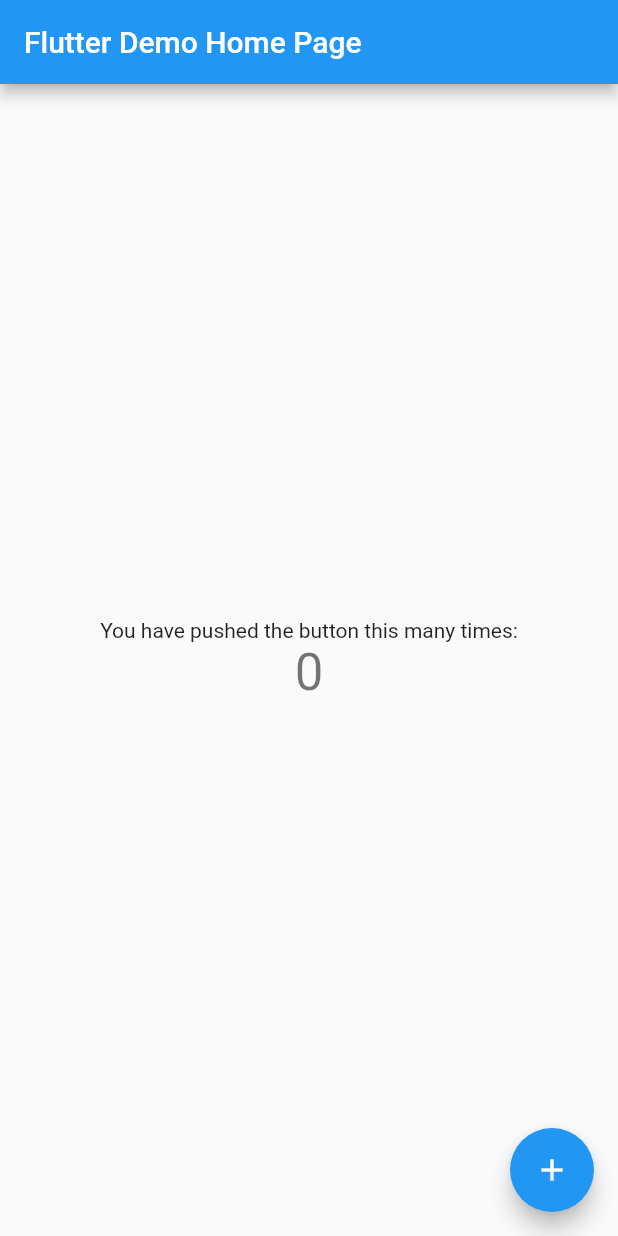
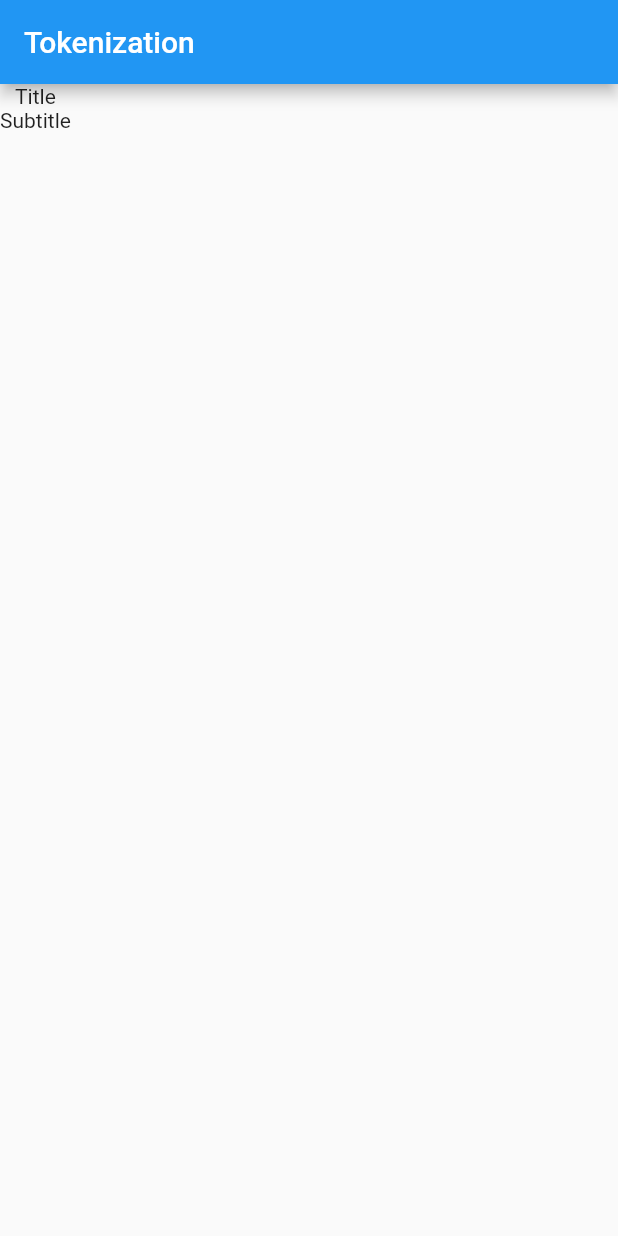
Before and after one commit to hbedford/Figmatokenization, a Flutter app: the screen it shows after launch, on a phone screen of 412 x 824 dp. Run offline on Flutter 3.47's test engine with Material 2 defaults, Android fonts, the light colour scheme and no system bars.

Commit message:
organization of project

```diff
--- a/lib/main.dart
+++ b/lib/main.dart
@@ -1,115 +1,4 @@
-import 'package:flutter/material.dart';
+import 'package:figmatokenization/src/app.dart';
+import 'package:flutter/cupertino.dart';
 
-void main() {
-  runApp(const MyApp());
-}
-
-class MyApp extends StatelessWidget {
-  const MyApp({Key? key}) : super(key: key);
-
-  // This widget is the root of your application.
-  @override
-  Widget build(BuildContext context) {
-    return MaterialApp(
-      title: 'Flutter Demo',
-      theme: ThemeData(
-        // This is the theme of your application.
-        //
-        // Try running your application with "flutter run". You'll see the
-        // application has a blue toolbar. Then, without quitting the app, try
-        // changing the primarySwatch below to Colors.green and then invoke
-        // "hot reload" (press "r" in the console where you ran "flutter run",
-        // or simply save your changes to "hot reload" in a Flutter IDE).
-        // Notice that the counter didn't reset back to zero; the application
-        // is not restarted.
-        primarySwatch: Colors.blue,
-      ),
-      home: const MyHomePage(title: 'Flutter Demo Home Page'),
-    );
-  }
-}
-
-class MyHomePage extends StatefulWidget {
-  const MyHomePage({Key? key, required this.title}) : super(key: key);
-
-  // This widget is the home page of your application. It is stateful, meaning
-  // that it has a State object (defined below) that contains fields that affect
-  // how it looks.
-
-  // This class is the configuration for the state. It holds the values (in this
-  // case the title) provided by the parent (in this case the App widget) and
-  // used by the build method of the State. Fields in a Widget subclass are
-  // always marked "final".
-
-  final String title;
-
-  @override
-  State<MyHomePage> createState() => _MyHomePageState();
-}
-
-class _MyHomePageState extends State<MyHomePage> {
-  int _counter = 0;
-
-  void _incrementCounter() {
-    setState(() {
-      // This call to setState tells the Flutter framework that something has
-      // changed in this State, which causes it to rerun the build method below
-      // so that the display can reflect the updated values. If we changed
-      // _counter without calling setState(), then the build method would not be
-      // called again, and so nothing would appear to happen.
-      _counter++;
-    });
-  }
-
-  @override
-  Widget build(BuildContext context) {
-    // This method is rerun every time setState is called, for instance as done
-    // by the _incrementCounter method above.
-    //
-    // The Flutter framework has been optimized to make rerunning build methods
-    // fast, so that you can just rebuild anything that needs updating rather
-    // than having to individually change instances of widgets.
-    return Scaffold(
-      appBar: AppBar(
-        // Here we take the value from the MyHomePage object that was created by
-        // the App.build method, and use it to set our appbar title.
-        title: Text(widget.title),
-      ),
-      body: Center(
-        // Center is a layout widget. It takes a single child and positions it
-        // in the middle of the parent.
-        child: Column(
-          // Column is also a layout widget. It takes a list of children and
-          // arranges them vertically. By default, it sizes itself to fit its
-          // children horizontally, and tries to be as tall as its parent.
-          //
-          // Invoke "debug painting" (press "p" in the console, choose the
-          // "Toggle Debug Paint" action from the Flutter Inspector in Android
-          // Studio, or the "Toggle Debug Paint" command in Visual Studio Code)
-          // to see the wireframe for each widget.
-          //
-          // Column has various properties to control how it sizes itself and
-          // how it positions its children. Here we use mainAxisAlignment to
-          // center the children vertically; the main axis here is the vertical
-          // axis because Columns are vertical (the cross axis would be
-          // horizontal).
-          mainAxisAlignment: MainAxisAlignment.center,
-          children: <Widget>[
-            const Text(
-              'You have pushed the button this many times:',
-            ),
-            Text(
-              '$_counter',
-              style: Theme.of(context).textTheme.headline4,
-            ),
-          ],
-        ),
-      ),
-      floatingActionButton: FloatingActionButton(
-        onPressed: _incrementCounter,
-        tooltip: 'Increment',
-        child: const Icon(Icons.add),
-      ), // This trailing comma makes auto-formatting nicer for build methods.
-    );
-  }
-}
+void main() => runApp(const App());
--- /dev/null
+++ b/lib/src/app.dart
@@ -0,0 +1,16 @@
+import 'package:figmatokenization/src/screens/home_screen.dart';
+import 'package:flutter/material.dart';
+
+class App extends StatelessWidget {
+  const App({Key? key}) : super(key: key);
+
+  @override
+  Widget build(BuildContext context) {
+    return MaterialApp(
+      initialRoute: '/home',
+      routes: {
+        '/home': (context) => const HomeScreen(),
+      },
+    );
+  }
+}
--- /dev/null
+++ b/lib/src/screens/home_screen.dart
@@ -0,0 +1,20 @@
+import 'package:flutter/material.dart';
+
+class HomeScreen extends StatelessWidget {
+  const HomeScreen({Key? key}) : super(key: key);
+
+  @override
+  Widget build(BuildContext context) {
+    return Scaffold(
+      appBar: AppBar(
+        title: const Text('Tokenization'),
+      ),
+      body: Column(
+        children: const <Widget>[
+          Text('Title'),
+          Text('Subtitle'),
+        ],
+      ),
+    );
+  }
+}
```
Also changed, not shown: 1 other file.
